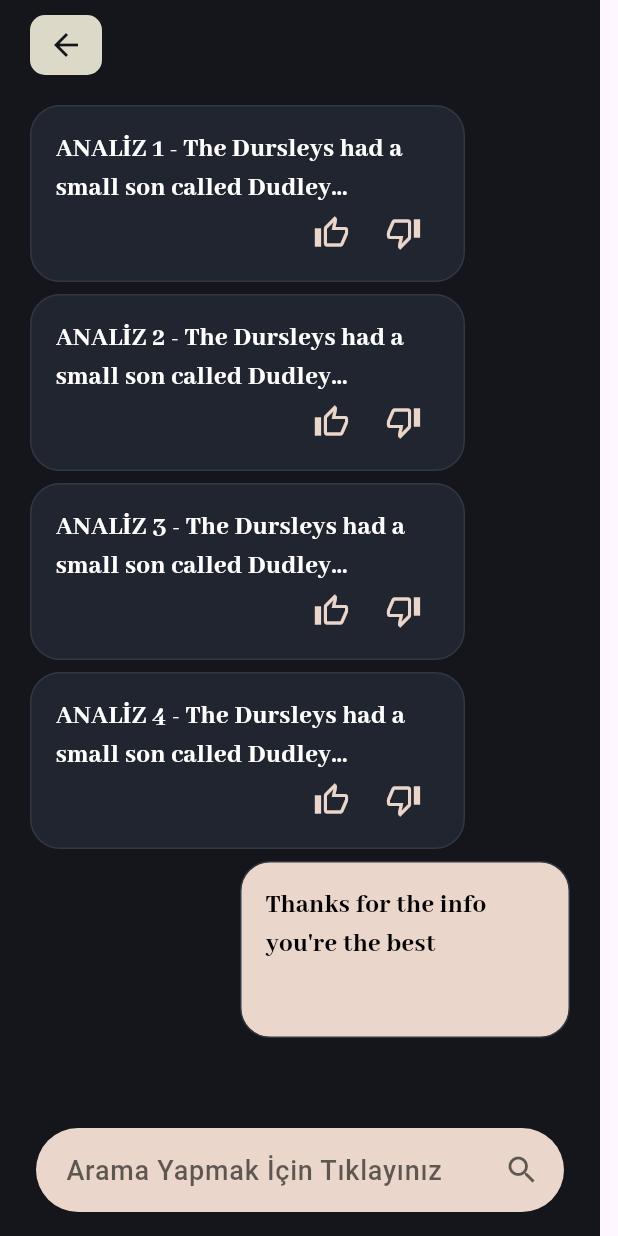
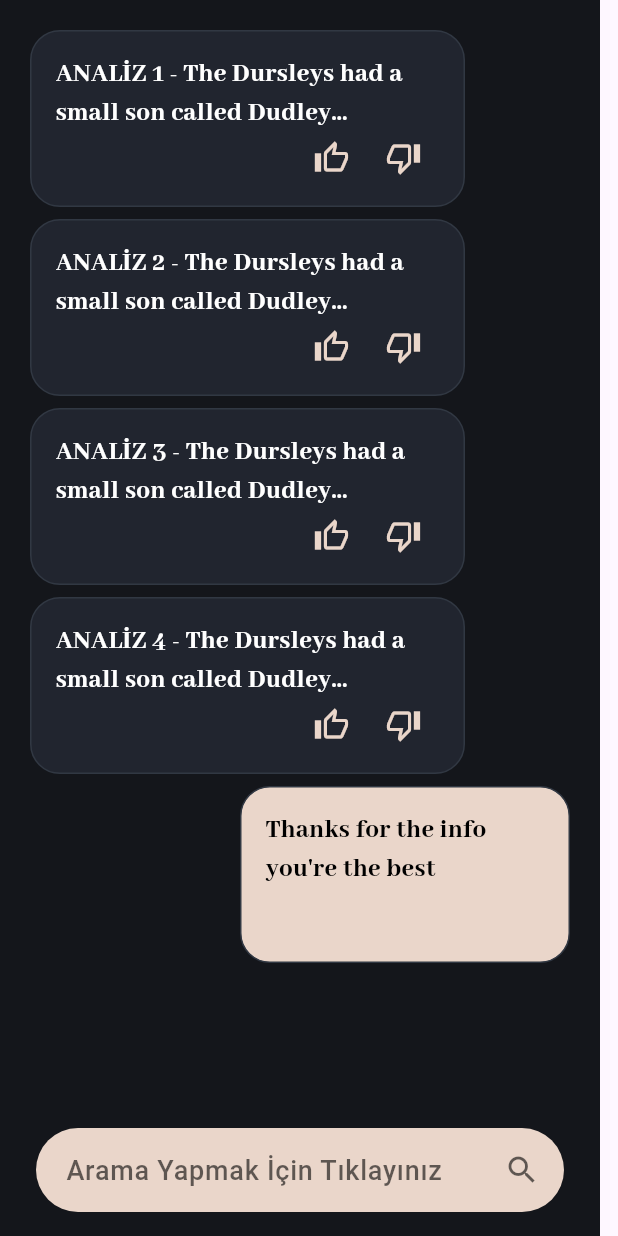
Before and after one commit to BasoyAI/hackathon, a Flutter app: the AnalysePage screen opened directly, on a phone screen of 412 x 824 dp. Run offline on Flutter 3.47's test engine with Material 3 defaults, Android fonts, the phone set to English and light mode, and no system bars; our stand-ins replace file_picker; missing offline and left inert: syncfusion_flutter_pdf.

Commit message:
buttons deleted

```diff
--- a/hackathon/lib/pages/analyse_page.dart
+++ b/hackathon/lib/pages/analyse_page.dart
@@ -128,27 +128,6 @@ class _AnalysePageState extends State<AnalysePage> {
             mainAxisAlignment: MainAxisAlignment.start,
             crossAxisAlignment: CrossAxisAlignment.start,
             children: [
-              SizedBox(height: 10),
-              // Geri Butonu
-              Container(
-                padding: EdgeInsets.symmetric(horizontal: 20),
-                alignment: FractionalOffset.bottomLeft,
-                height: 40,
-                child: Container(
-                  decoration: ShapeDecoration(
-                    color: Color(0xFFDDD9C8),
-                    shape: RoundedRectangleBorder(
-                      borderRadius: BorderRadius.circular(10),
-                    ),
-                  ),
-                  child: IconButton(
-                    icon: Icon(Icons.arrow_back, color: Color(0xFF14161B)),
-                    onPressed: () {
-                      // Geri butonu işlemleri
-                    },
-                  ),
-                ),
-              ),
               SizedBox(height: 20),
               // Mesaj Listesi
               Expanded(
--- a/hackathon/lib/pages/main_page.dart
+++ b/hackathon/lib/pages/main_page.dart
@@ -29,7 +29,7 @@ class StartPage extends StatelessWidget {
             children: [
               Container(
                 width: double.infinity,
-                height: 737,
+                height: 810,
                 child: Column(
                   mainAxisSize: MainAxisSize.max,
                   mainAxisAlignment: MainAxisAlignment.start,
```
Also changed, not shown: hackathon/lib/pages/poem_detail.dart (+0 -21 lines).
